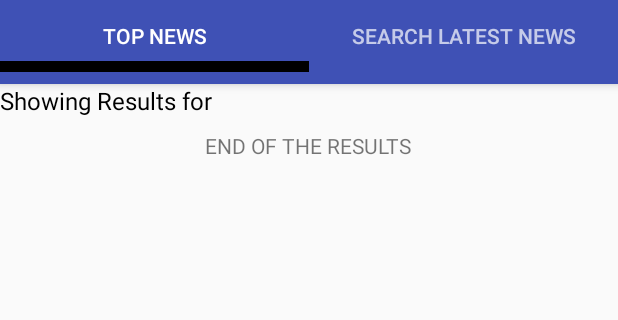
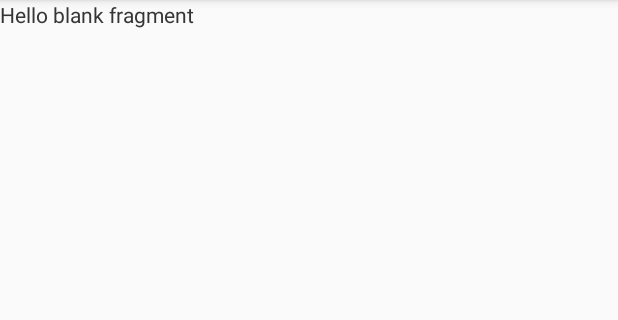
Before and after one commit to pathaderavi-zz/NewsTrends, an Android app: the screen it shows after launch (MainActivity), in the side drawer, after a tap on "Favorites", on a phone screen of 412 x 824 dp, the part 84-404 px from its top. Run offline under Robolectric (Android 15) with nearby library versions, the phone set to English and light mode, and no system bars; libraries missing offline, so code that uses them is left out: com.github.thunder413.datetimeutils; pictures from the network do not load; 2 statements that could not run were skipped.

Commit message:
Favorites Implemented - Adpater Remaining

```diff
--- a/app/src/main/java/com/example/ravikiranpathade/newstrends/activities/MainActivity.java
+++ b/app/src/main/java/com/example/ravikiranpathade/newstrends/activities/MainActivity.java
@@ -1,8 +1,12 @@
 package com.example.ravikiranpathade.newstrends.activities;
 
+import android.app.Fragment;
+import android.app.FragmentManager;
 import android.content.SharedPreferences;
 import android.net.Uri;
 import android.preference.PreferenceManager;
+import android.support.annotation.NonNull;
+import android.support.design.widget.NavigationView;
 import android.support.design.widget.TabLayout;
 import android.support.v4.view.PagerAdapter;
 import android.support.v4.view.ViewPager;
@@ -10,8 +14,10 @@ import android.support.v4.widget.DrawerLayout;
 import android.support.v7.app.ActionBarDrawerToggle;
 import android.support.v7.app.AppCompatActivity;
 import android.os.Bundle;
+import android.util.Log;
 import android.view.MenuItem;
 import android.view.View;
+import android.widget.FrameLayout;
 import android.widget.Toast;
 import android.widget.Toolbar;
 
@@ -20,6 +26,7 @@ import com.example.ravikiranpathade.newstrends.R;
 import java.util.ArrayList;
 import java.util.List;
 
+import fragments.FavoritesFragment;
 import fragments.SearchLatestNews;
 import fragments.TopNewsFragment;
 import models.Articles;
@@ -38,7 +45,11 @@ public class MainActivity extends AppCompatActivity implements TopNewsFragment.O
 
     private DrawerLayout drawerLayout;
     private ActionBarDrawerToggle toggle;
-
+    TabLayout tabLayout;
+    ViewPager viewPager;
+    FrameLayout frame;
+    NavigationView navigation;
+    android.support.v4.app.FragmentManager fragmentManager;
     @Override
     protected void onCreate(Bundle savedInstanceState) {
         super.onCreate(savedInstanceState);
@@ -49,19 +60,21 @@ public class MainActivity extends AppCompatActivity implements TopNewsFragment.O
         getSupportActionBar().setTitle(null);
         getSupportActionBar().setDisplayHomeAsUpEnabled(true);
 
-
+        frame = findViewById(R.id.mainActivityFramelayout);
         drawerLayout = findViewById(R.id.drawerLayout);
+        navigation = findViewById(R.id.navigationView);
         toggle = new ActionBarDrawerToggle(this, drawerLayout, R.string.open, R.string.close);
         drawerLayout.addDrawerListener(toggle);
         toggle.syncState();
 
-        TabLayout tabLayout = findViewById(R.id.tabs);
+        tabLayout = findViewById(R.id.tabs);
         tabLayout.addTab(tabLayout.newTab().setText(R.string.topnews));
         tabLayout.addTab(tabLayout.newTab().setText(R.string.searchlatest));
         tabLayout.setTabGravity(TabLayout.GRAVITY_FILL);
+        fragmentManager = getSupportFragmentManager();
+        viewPager = findViewById(R.id.viewPager);
 
-        final ViewPager viewPager = findViewById(R.id.viewPager);
-        final PagerAdapter pagerAdapter = new adapters.PagerAdapter(getSupportFragmentManager(), tabLayout.getTabCount());
+        final PagerAdapter pagerAdapter = new adapters.PagerAdapter(fragmentManager, tabLayout.getTabCount());
         viewPager.setAdapter(pagerAdapter);
 
         viewPager.setOnPageChangeListener(new TabLayout.TabLayoutOnPageChangeListener(tabLayout));
@@ -83,7 +96,7 @@ public class MainActivity extends AppCompatActivity implements TopNewsFragment.O
 
             }
         });
-
+        setupDrawer(navigation);
     /*
         final GetTopNewsWorldEnglish service = Client.getClient().create(GetTopNewsWorldEnglish.class);
         Call<CompleteResponse> call = service.getTopNewsArticles(KEY,"en");
@@ -113,6 +126,56 @@ public class MainActivity extends AppCompatActivity implements TopNewsFragment.O
 
     }
 
+    private void selectNavigationDrawerItem(MenuItem menuItem) {
+        android.support.v4.app.Fragment fragment = null;
+        Class fragmentClass;
+
+        switch (menuItem.getItemId()) {
+            case R.id.home:
+                viewPager.setVisibility(View.VISIBLE);
+                tabLayout.setVisibility(View.VISIBLE);
+                frame.setVisibility(View.GONE);
+                break;
+            case R.id.settings:
+                //TODO Create PreferenceActivity
+                Toast.makeText(this, "reference Activity to be implemented", Toast.LENGTH_SHORT).show();
+            case R.id.favorites:
+                Log.d("Favorites","Clicked");
+                fragmentClass = FavoritesFragment.class;
+                viewPager.setVisibility(View.GONE);
+                tabLayout.setVisibility(View.GONE);
+                frame.setVisibility(View.VISIBLE);
+                try{
+                    fragment = (android.support.v4.app.Fragment) fragmentClass.newInstance();
+                }catch (Exception e){
+                    e.printStackTrace();
+                }
+                fragmentManager.beginTransaction().add(R.id.mainActivityFramelayout,fragment).commit();
+                break;
+            case R.id.alerts:
+                //fragment alerts
+                break;
+            default:
+
+        }
+        drawerLayout.closeDrawers();
+
+
+
+    }
+    private void setupDrawer(NavigationView navigationView){
+        Log.d("Selected","Item");
+        navigationView.setNavigationItemSelectedListener(new NavigationView.OnNavigationItemSelectedListener() {
+            @Override
+            public boolean onNavigationItemSelected(@NonNull MenuItem item) {
+                Log.d("Selected","Item");
+                selectNavigationDrawerItem(item);
+                return true;
+            }
+        });
+
+    }
+
     @Override
     public void onFragmentInteraction(Uri uri) {
 
@@ -125,10 +188,12 @@ public class MainActivity extends AppCompatActivity implements TopNewsFragment.O
 
     @Override
     public boolean onOptionsItemSelected(MenuItem item) {
+
         if (toggle.onOptionsItemSelected(item)) {
             return true;
         }
         return super.onOptionsItemSelected(item);
 
     }
+
 }
--- /dev/null
+++ b/app/src/main/java/fragments/FavoritesFragment.java
@@ -0,0 +1,66 @@
+package fragments;
+
+
+import android.os.Bundle;
+import android.support.v4.app.Fragment;
+import android.view.LayoutInflater;
+import android.view.View;
+import android.view.ViewGroup;
+
+import com.example.ravikiranpathade.newstrends.R;
+
+/**
+ * A simple {@link Fragment} subclass.
+ * Use the {@link FavoritesFragment#newInstance} factory method to
+ * create an instance of this fragment.
+ */
+public class FavoritesFragment extends Fragment {
+    // TODO: Rename parameter arguments, choose names that match
+    // the fragment initialization parameters, e.g. ARG_ITEM_NUMBER
+    private static final String ARG_PARAM1 = "param1";
+    private static final String ARG_PARAM2 = "param2";
+
+    // TODO: Rename and change types of parameters
+    private String mParam1;
+    private String mParam2;
+
+
+    public FavoritesFragment() {
+        // Required empty public constructor
+    }
+
+    /**
+     * Use this factory method to create a new instance of
+     * this fragment using the provided parameters.
+     *
+     * @param param1 Parameter 1.
+     * @param param2 Parameter 2.
+     * @return A new instance of fragment FavoritesFragment.
+     */
+    // TODO: Rename and change types and number of parameters
+    public static FavoritesFragment newInstance(String param1, String param2) {
+        FavoritesFragment fragment = new FavoritesFragment();
+        Bundle args = new Bundle();
+        args.putString(ARG_PARAM1, param1);
+        args.putString(ARG_PARAM2, param2);
+        fragment.setArguments(args);
+        return fragment;
+    }
+
+    @Override
+    public void onCreate(Bundle savedInstanceState) {
+        super.onCreate(savedInstanceState);
+        if (getArguments() != null) {
+            mParam1 = getArguments().getString(ARG_PARAM1);
+            mParam2 = getArguments().getString(ARG_PARAM2);
+        }
+    }
+
+    @Override
+    public View onCreateView(LayoutInflater inflater, ViewGroup container,
+                             Bundle savedInstanceState) {
+        // Inflate the layout for this fragment
+        return inflater.inflate(R.layout.fragment_favorites, container, false);
+    }
+
+}
--- a/app/src/main/java/fragments/NewsDescriptionFragment.java
+++ b/app/src/main/java/fragments/NewsDescriptionFragment.java
@@ -40,6 +40,8 @@ import java.util.List;
 
 import data.NewsContract;
 import models.Articles;
+
+//TODO Implement to request Permissions during Runtime
 
 /**
  * A simple {@link Fragment} subclass.
@@ -164,7 +166,7 @@ public class NewsDescriptionFragment extends Fragment {
 
     private void onClickFab(String title, String desc, String imageUrl, String urlArticle) {
 
-
+        //TODO Save Image
         Snackbar snackbar;
 
         existing = getContext().getContentResolver().query(
--- a/app/src/main/res/layout/activity_main.xml
+++ b/app/src/main/res/layout/activity_main.xml
@@ -7,16 +7,7 @@
     android:layout_height="match_parent"
     tools:context="com.example.ravikiranpathade.newstrends.activities.MainActivity">
 
-    <android.support.design.widget.NavigationView
-        android:layout_width="wrap_content"
-        android:layout_height="match_parent"
-        android:layout_gravity="start"
-        android:background="#FFF"
-        app:itemIconTint="#000"
-        app:itemTextColor="#000"
-        app:menu="@menu/drawer"
 
-        />
 
     <LinearLayout
         android:layout_width="match_parent"
@@ -53,14 +44,31 @@
             android:theme="@style/ThemeOverlay.AppCompat.Dark.ActionBar"
             app:tabIndicatorColor="#000"
             app:tabIndicatorHeight="7dp"
-            android:elevation="4dp"/>
+            android:elevation="4dp"
+            />
 
         <android.support.v4.view.ViewPager
             android:id="@+id/viewPager"
             android:layout_width="match_parent"
             android:layout_height="wrap_content" />
 
+        <FrameLayout
+            android:layout_height="wrap_content"
+            android:layout_width="match_parent"
+            android:id="@+id/mainActivityFramelayout"
+            android:visibility="gone"/>
+
 
     </LinearLayout>
+    <android.support.design.widget.NavigationView
+        android:layout_width="wrap_content"
+        android:layout_height="match_parent"
+        android:id="@+id/navigationView"
+        android:layout_gravity="start"
+        android:background="#FFF"
+        app:itemIconTint="#000"
+        app:itemTextColor="#000"
+        app:menu="@menu/drawer"
 
+        />
 </android.support.v4.widget.DrawerLayout>
--- /dev/null
+++ b/app/src/main/res/layout/fragment_favorites.xml
@@ -0,0 +1,13 @@
+<FrameLayout xmlns:android="http://schemas.android.com/apk/res/android"
+    xmlns:tools="http://schemas.android.com/tools"
+    android:layout_width="match_parent"
+    android:layout_height="match_parent"
+    tools:context="fragments.FavoritesFragment">
+
+    <!-- TODO: Update blank fragment layout -->
+    <TextView
+        android:layout_width="match_parent"
+        android:layout_height="match_parent"
+        android:text="@string/hello_blank_fragment" />
+
+</FrameLayout>
--- a/app/src/main/res/menu/drawer.xml
+++ b/app/src/main/res/menu/drawer.xml
@@ -1,7 +1,7 @@
 <?xml version="1.0" encoding="utf-8"?>
 <menu xmlns:android="http://schemas.android.com/apk/res/android">
-    <item android:id="@+id/home" android:title="Home" android:icon="@drawable/ic_home_black_24px"/>
-    <item android:id="@+id/settings" android:title="Settings" android:icon="@drawable/ic_settings_black_24px"/>
-    <item android:id="@+id/favorites" android:title="Favorites" android:icon="@drawable/ic_favorite_black_24px"/>
-    <item android:id="@+id/alerts" android:title="Alerts" android:icon="@drawable/ic_local_post_office_black_24px"/>
+    <item android:id="@+id/home" android:title="@string/homeMenu" android:icon="@drawable/ic_home_black_24px"/>
+    <item android:id="@+id/settings" android:title="@string/settingsMenu" android:icon="@drawable/ic_settings_black_24px"/>
+    <item android:id="@+id/favorites" android:title="@string/favoritesMenu" android:icon="@drawable/ic_favorite_black_24px"/>
+    <item android:id="@+id/alerts" android:title="@string/alertsMenu" android:icon="@drawable/ic_local_post_office_black_24px"/>
 </menu>
--- a/app/src/main/res/values/strings.xml
+++ b/app/src/main/res/values/strings.xml
@@ -3,6 +3,10 @@
 
     <!-- TODO: Remove or change this placeholder text -->
     <string name="hello_blank_fragment">Hello blank fragment</string>
+    <string name="homeMenu">Home</string>
+    <string name="settingsMenu">Settings</string>
+    <string name="favoritesMenu">Favorites</string>
+    <string name="alertsMenu">Alerts</string>
     <string name="open">Open</string>
     <string name="close">Close</string>
     <string name="topnews">Top News</string>
```
Also changed, not shown: app/src/main/java/adapters/NewsRecyclerAdapter.java (+25 -12 lines), app/src/main/res/layout/news_item_cardview.xml (+0 -7 lines).
